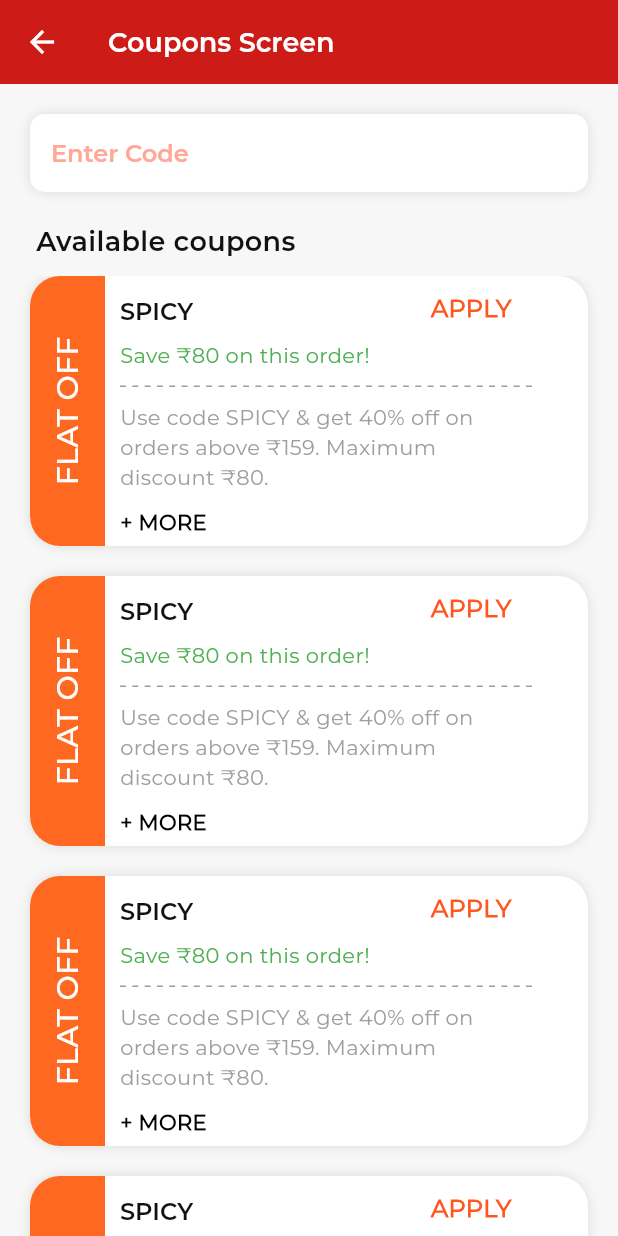
After one commit to tulasireddytulasi/SpicyPickles, a Flutter app: the CouponsScreen screen opened directly, on a phone screen of 412 x 824 dp. The commit adds this screen. Run offline on Flutter 3.47's test engine with Material 3 defaults, Android fonts, the phone set to English and light mode, and no system bars; our stand-ins replace flutter_svg, infinite_scroll_pagination.

Commit message:
Implemented Coupons screen UI

```diff
--- a/lib/core/utils/app_extensions.dart
+++ b/lib/core/utils/app_extensions.dart
@@ -1,4 +1,8 @@
 import 'package:flutter/material.dart';
+
+extension CustomThemeDataExtension on BuildContext {
+  ThemeData get themeData => Theme.of(this);
+}
 
 extension CustomTextThemeExtension on BuildContext {
   TextTheme? get textStyle => Theme.of(this).textTheme;
--- /dev/null
+++ b/lib/presentation/coupons_screen/coupon_card_widget.dart
@@ -0,0 +1,149 @@
+import 'package:flutter/material.dart';
+import 'package:spicypickles/core/utils/app_colors.dart';
+import 'package:spicypickles/core/utils/app_extensions.dart';
+import 'package:spicypickles/presentation/widgets/dash_line_divider_widget.dart';
+
+class CouponCard extends StatefulWidget {
+  const CouponCard({
+    super.key,
+    required this.label,
+    required this.couponCode,
+    required this.description,
+    required this.shortDescription,
+  });
+
+  final String label;
+  final String couponCode;
+  final String description;
+  final String shortDescription;
+
+  @override
+  State<CouponCard> createState() => _CouponCardState();
+}
+
+class _CouponCardState extends State<CouponCard> {
+  @override
+  Widget build(BuildContext context) {
+    final screenWidth = MediaQuery.of(context).size.width;
+    return Container(
+      width: screenWidth,
+      height: 180,
+      margin: const EdgeInsets.only(left: 20, right: 20, bottom: 10),
+      decoration: BoxDecoration(
+        borderRadius: BorderRadius.circular(20),
+        color: AppColors.white,
+        boxShadow: const [
+          BoxShadow(
+            color: AppColors.lightGrey,
+            blurRadius: 6.0,
+            spreadRadius: 0.0,
+            offset: Offset(0, 0),
+          ),
+        ],
+      ),
+      child: Row(
+        mainAxisSize: MainAxisSize.max,
+        crossAxisAlignment: CrossAxisAlignment.start,
+        children: [
+          Container(
+            height: 180,
+            alignment: Alignment.centerLeft,
+            padding: const EdgeInsets.symmetric(horizontal: 10, vertical: 14),
+            decoration: BoxDecoration(
+              color: context.themeData.secondaryHeaderColor,
+              borderRadius: const BorderRadius.only(
+                topLeft: Radius.circular(20),
+                bottomLeft: Radius.circular(20),
+              ),
+            ),
+            child: RotatedBox(
+              quarterTurns: 3,
+              child: Text(
+                widget.label,
+                style: context.textStyle?.titleMedium?.copyWith(color: AppColors.white, fontSize: 20),
+                //const TextStyle(fontSize: 20, color: Colors.white),
+              ),
+            ),
+          ),
+          const SizedBox(width: 10),
+          Column(
+            mainAxisSize: MainAxisSize.min,
+            mainAxisAlignment: MainAxisAlignment.start,
+            crossAxisAlignment: CrossAxisAlignment.start,
+            children: [
+              Row(
+                mainAxisSize: MainAxisSize.max,
+                crossAxisAlignment: CrossAxisAlignment.end,
+                mainAxisAlignment: MainAxisAlignment.spaceBetween,
+                children: [
+                  Container(
+                    margin: const EdgeInsets.only(top: 10),
+                    child: Text(
+                      widget.couponCode,
+                      softWrap: true,
+                      overflow: TextOverflow.ellipsis,
+                      style: context.textStyle?.titleLarge?.copyWith(color: AppColors.black),
+                      //const TextStyle(fontSize: 16, fontWeight: FontWeight.bold),
+                    ),
+                  ),
+                  SizedBox(width: screenWidth / 2.6),
+                  InkWell(
+                    onTap: () {
+                      Navigator.pop(context, true);
+                    },
+                    child: Container(
+                      margin: const EdgeInsets.only(top: 10, right: 10),
+                      child: const Text(
+                        "APPLY",
+                        softWrap: true,
+                        overflow: TextOverflow.ellipsis,
+                        style: TextStyle(fontSize: 16, color: Colors.deepOrange, fontWeight: FontWeight.bold),
+                      ),
+                    ),
+                  ),
+                ],
+              ),
+              const SizedBox(height: 10),
+              Text(
+                widget.shortDescription,
+                softWrap: true,
+                overflow: TextOverflow.ellipsis,
+                style: const TextStyle(
+                  fontSize: 14,
+                  color: Colors.green,
+                ),
+              ),
+              const SizedBox(height: 10),
+              SizedBox(
+                width: screenWidth / 1.5,
+                child: const DashLineDivider(color: Colors.grey, dashWidth: 4.0),
+              ),
+              const SizedBox(height: 10),
+              SizedBox(
+                width: screenWidth / 1.5,
+                child: Text(
+                  widget.description,
+                  softWrap: true,
+                  maxLines: 6,
+                  overflow: TextOverflow.ellipsis,
+                  style: const TextStyle(
+                    fontSize: 14,
+                    color: Colors.grey,
+                  ),
+                ),
+              ),
+              const SizedBox(height: 10),
+              SizedBox(
+                width: screenWidth / 1.5,
+                child: const Text(
+                  "+ MORE",
+                  style: TextStyle(fontSize: 14, color: Colors.black, fontWeight: FontWeight.bold),
+                ),
+              ),
+            ],
+          ),
+        ],
+      ),
+    );
+  }
+}
--- /dev/null
+++ b/lib/presentation/coupons_screen/coupons_screen.dart
@@ -0,0 +1,134 @@
+import 'dart:developer';
+
+import 'package:flutter/material.dart';
+import 'package:spicypickles/core/utils/app_colors.dart';
+import 'package:spicypickles/core/utils/app_extensions.dart';
+import 'package:spicypickles/presentation/coupons_screen/coupon_card_widget.dart';
+
+class CouponsScreen extends StatefulWidget {
+  const CouponsScreen({super.key});
+
+  @override
+  State<CouponsScreen> createState() => _CouponsScreenState();
+}
+
+class _CouponsScreenState extends State<CouponsScreen> {
+  final TextEditingController _couponTextFieldController = TextEditingController();
+  final _couponFormKey = GlobalKey<FormState>();
+
+  @override
+  Widget build(BuildContext context) {
+    return Scaffold(
+      backgroundColor: AppColors.lynxWhite,
+      appBar: AppBar(
+        elevation: 1,
+        backgroundColor: context.colorScheme?.primary,
+        leading: GestureDetector(
+          onTap: () => Navigator.of(context).pop(),
+          child: const Icon(Icons.arrow_back),
+        ),
+        title: const Text(
+          "Coupons Screen",
+          style: TextStyle(fontSize: 18, color: AppColors.white),
+        ),
+      ),
+      body: SafeArea(
+        child: Column(
+          children: [
+            Form(
+              key: _couponFormKey,
+              child: Container(
+                margin: const EdgeInsets.only(left: 20, right: 20, top: 20),
+                padding: const EdgeInsets.only(left: 10, right: 10, top: 4, bottom: 4),
+                decoration: BoxDecoration(
+                  borderRadius: BorderRadius.circular(10),
+                  color: AppColors.white,
+                  boxShadow: const [
+                    BoxShadow(
+                      color: AppColors.lightGrey,
+                      blurRadius: 6.0,
+                      spreadRadius: 0.0,
+                      offset: Offset(0, 0),
+                    ),
+                  ],
+                ),
+                child: TextFormField(
+                  style: const TextStyle(fontSize: 16, color: AppColors.black),
+                  controller: _couponTextFieldController,
+                  cursorColor: AppColors.black,
+                  showCursor: true,
+                  autofocus: false,
+                  decoration: InputDecoration(
+                    hintText: "Enter Code",
+                    hintStyle: context.textStyle?.titleLarge?.copyWith(color: context.themeData.primaryColorLight),
+                    isDense: true,
+                    contentPadding: const EdgeInsets.only(top: 10, bottom: 10, left: 0, right: 0),
+                    errorStyle: const TextStyle(fontSize: 14, color: Colors.deepOrange),
+                    counterText: "",
+                    enabledBorder: InputBorder.none,
+                    border: InputBorder.none,
+                    focusedBorder: InputBorder.none,
+                    suffix: InkWell(
+                      onTap: () {
+                        if (_couponFormKey.currentState!.validate()) {
+                          log("Valid");
+                        } else {
+                          log("InValid");
+                        }
+                      },
+                      child: const Text(
+                        "APPLY",
+                        style: TextStyle(
+                            color: Colors.deepOrange,
+                            // fontFamily: MONTSERRAT_MEDIUM,
+                            fontSize: 14),
+                      ),
+                    ),
+                  ),
+                  validator: (value) {
+                    if (value!.isEmpty) {
+                      return "Please enter valid coupon code";
+                    } else if (value.trim() == "SPICY") {
+                      Navigator.pop(context, true);
+                    } else {
+                      return "Invalid coupon code";
+                    }
+                    return null;
+                  },
+                ),
+              ),
+            ),
+            Container(
+              margin: const EdgeInsets.only(left: 24, right: 20, top: 20, bottom: 10),
+              alignment: Alignment.topLeft,
+              child: const Text(
+                "Available coupons",
+                style: TextStyle(
+                  fontSize: 18,
+                  color: AppColors.black,
+                  fontFamily: "MontserratSemiBold",
+                ),
+              ),
+            ),
+            Expanded(
+              child: ListView.separated(
+                shrinkWrap: true,
+                itemCount: 10,
+                scrollDirection: Axis.vertical,
+                separatorBuilder: (context, index) => const SizedBox(height: 10),
+                itemBuilder: (context, index) {
+                  return const CouponCard(
+                    label: "FLAT OFF",
+                    couponCode: "SPICY",
+                    shortDescription: "Save ₹80 on this order!",
+                    description: "Use code SPICY & get 40% off on orders above ₹159. Maximum discount ₹80.",
+                  );
+                },
+              ),
+            ),
+          ],
+        ),
+      ),
+    );
+  }
+}
--- a/lib/presentation/product_list/widgets/add_button.dart
+++ b/lib/presentation/product_list/widgets/add_button.dart
@@ -28,7 +28,8 @@ class AddItemButton extends StatelessWidget {
         borderRadius: BorderRadius.circular(4),
       ),
       child: InkWell(
-        onTap: () {
+        onTap: () async {
+          await Future.delayed(const Duration(milliseconds: 200));
           Navigator.push(
             context,
             MaterialPageRoute(
--- a/lib/presentation/product_list/widgets/item_card.dart
+++ b/lib/presentation/product_list/widgets/item_card.dart
@@ -35,7 +35,8 @@ class _ItemCardState extends State<ItemCard> {
         width: 140,
         height: 210,
         child: InkWell(
-          onTap: (){
+          onTap: () async {
+            await Future.delayed(const Duration(milliseconds: 200));
             Navigator.push(
               context,
               MaterialPageRoute(
```
Also changed, not shown: lib/presentation/cart/widgets/coupons_widget.dart (+16 -15 lines), lib/presentation/coupons_screen/widgets/animated_check.dart (added, +62 -0 lines), lib/presentation/coupons_screen/widgets/coupon_applied_dilaog.dart (added, +84 -0 lines).
